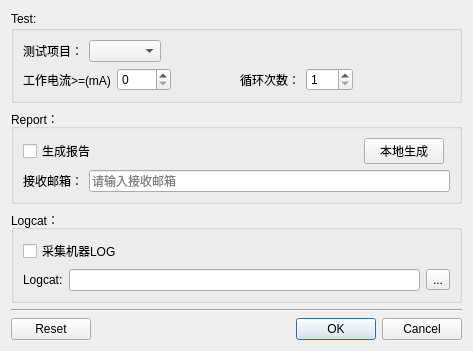
This is SubWidget/toolconfig.ui in RoadRover-AutoTest/QtDemo as Qt 5 draws it before an edit. The edited form follows.
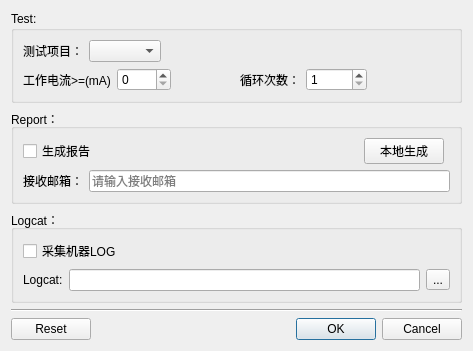
This is the edited form.

What changed in the file:
```diff
--- a/SubWidget/toolconfig.ui
+++ b/SubWidget/toolconfig.ui
@@ -7,7 +7,7 @@
     <x>0</x>
     <y>0</y>
     <width>473</width>
-    <height>305</height>
+    <height>307</height>
    </rect>
   </property>
   <property name="windowTitle">
@@ -96,7 +96,7 @@
            <number>1</number>
           </property>
           <property name="maximum">
-           <number>255</number>
+           <number>65535</number>
           </property>
          </widget>
         </item>
```
